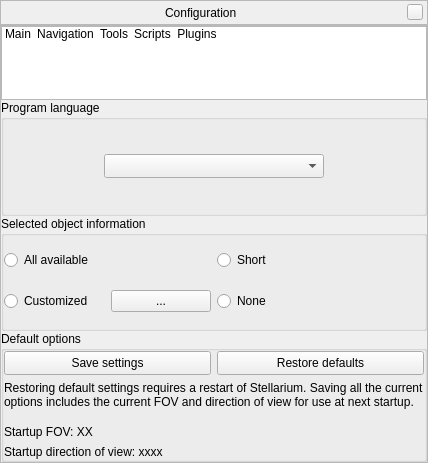
Before: the Qt Designer form src/gui/configurationDialog.ui in 519984307/stellarium_src, drawn with Qt 5.
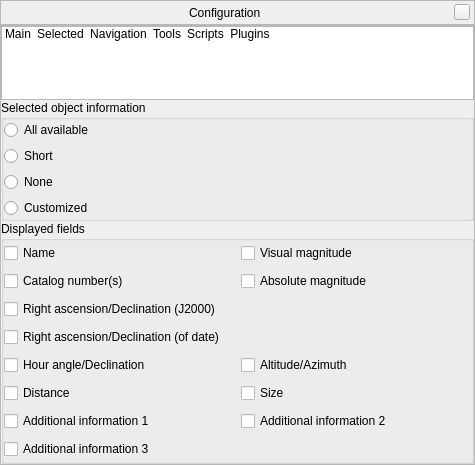
After: the same form once the commit is applied. The open tabs and pages were chosen to show the change. Icons and pictures are not drawn. Custom widgets are drawn as their Qt base class.

Commit message: added "selected object info" tab to .ui (no code); removed pushButtonCustomInfoDialog

The edit to the form file:
```diff
--- a/src/gui/configurationDialog.ui
+++ b/src/gui/configurationDialog.ui
@@ -6,8 +6,8 @@
    <rect>
     <x>0</x>
     <y>0</y>
-    <width>428</width>
-    <height>463</height>
+    <width>475</width>
+    <height>465</height>
    </rect>
   </property>
   <property name="styleSheet">
@@ -189,93 +189,6 @@
             </layout>
            </widget>
           </item>
-          <item>
-           <widget class="QGroupBox" name="groupBox_4">
-            <property name="sizePolicy">
-             <sizepolicy hsizetype="Expanding" vsizetype="Preferred">
-              <horstretch>0</horstretch>
-              <verstretch>0</verstretch>
-             </sizepolicy>
-            </property>
-            <property name="font">
-             <font>
-              <weight>50</weight>
-              <bold>false</bold>
-              <kerning>true</kerning>
-             </font>
-            </property>
-            <property name="title">
-             <string>Selected object information</string>
-            </property>
-            <layout class="QVBoxLayout" name="verticalLayout_5">
-             <property name="margin">
-              <number>0</number>
-             </property>
-             <item>
-              <layout class="QHBoxLayout" name="horizontalLayout_13">
-               <item>
-                <widget class="QRadioButton" name="allSelectedInfoRadio">
-                 <property name="toolTip">
-                  <string>Display all information available</string>
-                 </property>
-                 <property name="text">
-                  <string>All available</string>
-                 </property>
-                </widget>
-               </item>
-               <item>
-                <widget class="QRadioButton" name="briefSelectedInfoRadio">
-                 <property name="toolTip">
-                  <string>Display less information</string>
-                 </property>
-                 <property name="text">
-                  <string>Short</string>
-                 </property>
-                </widget>
-               </item>
-              </layout>
-             </item>
-             <item>
-              <layout class="QHBoxLayout" name="horizontalLayout_14">
-               <item>
-                <layout class="QHBoxLayout" name="horizontalLayout_16">
-                 <item>
-                  <widget class="QRadioButton" name="customSelectedInfoRadio">
-                   <property name="toolTip">
-                    <string>Display user settings information</string>
-                   </property>
-                   <property name="text">
-                    <string>Customized</string>
-                   </property>
-                  </widget>
-                 </item>
-                 <item>
-                  <widget class="QPushButton" name="pushButtonCustomInfoDialog">
-                   <property name="enabled">
-                    <bool>true</bool>
-                   </property>
-                   <property name="text">
-                    <string notr="true">...</string>
-                   </property>
-                  </widget>
-                 </item>
-                </layout>
-               </item>
-               <item>
-                <widget class="QRadioButton" name="noSelectedInfoRadio">
-                 <property name="toolTip">
-                  <string>Display no information</string>
-                 </property>
-                 <property name="text">
-                  <string>None</string>
-                 </property>
-                </widget>
-               </item>
-              </layout>
-             </item>
-            </layout>
-           </widget>
-          </item>
           <item>
            <widget class="QGroupBox" name="groupBox_6">
             <property name="sizePolicy">
@@ -405,6 +318,204 @@
           </item>
          </layout>
         </widget>
+        <widget class="QWidget" name="pageSelectedObjectInfo">
+         <layout class="QVBoxLayout" name="verticalLayout_2">
+          <property name="spacing">
+           <number>0</number>
+          </property>
+          <property name="margin">
+           <number>0</number>
+          </property>
+          <item>
+           <widget class="QGroupBox" name="groupBox_4">
+            <property name="sizePolicy">
+             <sizepolicy hsizetype="Expanding" vsizetype="Preferred">
+              <horstretch>0</horstretch>
+              <verstretch>0</verstretch>
+             </sizepolicy>
+            </property>
+            <property name="title">
+             <string>Selected object information</string>
+            </property>
+            <layout class="QVBoxLayout" name="verticalLayout_5">
+             <property name="margin">
+              <number>0</number>
+             </property>
+             <item>
+              <widget class="QRadioButton" name="allSelectedInfoRadio">
+               <property name="toolTip">
+                <string>Display all information available</string>
+               </property>
+               <property name="text">
+                <string>All available</string>
+               </property>
+              </widget>
+             </item>
+             <item>
+              <widget class="QRadioButton" name="briefSelectedInfoRadio">
+               <property name="toolTip">
+                <string>Display less information</string>
+               </property>
+               <property name="text">
+                <string>Short</string>
+               </property>
+              </widget>
+             </item>
+             <item>
+              <widget class="QRadioButton" name="noSelectedInfoRadio">
+               <property name="toolTip">
+                <string>Display no information</string>
+               </property>
+               <property name="text">
+                <string>None</string>
+               </property>
+              </widget>
+             </item>
+             <item>
+              <widget class="QRadioButton" name="customSelectedInfoRadio">
+               <property name="toolTip">
+                <string>Display user settings information</string>
+               </property>
+               <property name="text">
+                <string>Customized</string>
+               </property>
+              </widget>
+             </item>
+            </layout>
+           </widget>
+          </item>
+          <item>
+           <widget class="QGroupBox" name="groupBoxDisplayedFields">
+            <property name="sizePolicy">
+             <sizepolicy hsizetype="Preferred" vsizetype="Expanding">
+              <horstretch>0</horstretch>
+              <verstretch>0</verstretch>
+             </sizepolicy>
+            </property>
+            <property name="title">
+             <string>Displayed fields</string>
+            </property>
+            <layout class="QGridLayout" name="gridLayoutDisplayedFields">
+             <property name="margin">
+              <number>0</number>
+             </property>
+             <item row="0" column="0">
+              <widget class="QCheckBox" name="checkBoxName">
+               <property name="text">
+                <string>Name</string>
+               </property>
+              </widget>
+             </item>
+             <item row="6" column="0">
+              <widget class="QCheckBox" name="checkBoxHourAngle">
+               <property name="toolTip">
+                <string>Topocentric equatorial coordinates</string>
+               </property>
+               <property name="text">
+                <string>Hour angle/Declination</string>
+               </property>
+              </widget>
+             </item>
+             <item row="5" column="0" colspan="2">
+              <widget class="QCheckBox" name="checkBoxRaDecOfDate">
+               <property name="toolTip">
+                <string>Geocentric equatorial coordinates, equinox of date</string>
+               </property>
+               <property name="text">
+                <string>Right ascension/Declination (of date)</string>
+               </property>
+              </widget>
+             </item>
+             <item row="0" column="1">
+              <widget class="QCheckBox" name="checkBoxVisualMag">
+               <property name="text">
+                <string>Visual magnitude</string>
+               </property>
+              </widget>
+             </item>
+             <item row="11" column="0" colspan="2">
+              <widget class="QCheckBox" name="checkBox_3">
+               <property name="text">
+                <string>Additional information 3</string>
+               </property>
+              </widget>
+             </item>
+             <item row="6" column="1">
+              <widget class="QCheckBox" name="checkBoxAltAz">
+               <property name="toolTip">
+                <string>Horizontal coordinates</string>
+               </property>
+               <property name="text">
+                <string>Altitude/Azimuth</string>
+               </property>
+              </widget>
+             </item>
+             <item row="1" column="1">
+              <widget class="QCheckBox" name="checkBoxAbsoluteMag">
+               <property name="text">
+                <string>Absolute magnitude</string>
+               </property>
+              </widget>
+             </item>
+             <item row="9" column="1">
+              <widget class="QCheckBox" name="checkBox_2">
+               <property name="toolTip">
+                <string/>
+               </property>
+               <property name="text">
+                <string>Additional information 2</string>
+               </property>
+              </widget>
+             </item>
+             <item row="1" column="0">
+              <widget class="QCheckBox" name="checkBoxCatalogNumbers">
+               <property name="text">
+                <string>Catalog number(s)</string>
+               </property>
+              </widget>
+             </item>
+             <item row="4" column="0" colspan="2">
+              <widget class="QCheckBox" name="checkBoxRaDecJ2000">
+               <property name="toolTip">
+                <string>Geocentric equatorial coordinates, equinox of J2000.0</string>
+               </property>
+               <property name="text">
+                <string>Right ascension/Declination (J2000)</string>
+               </property>
+              </widget>
+             </item>
+             <item row="9" column="0">
+              <widget class="QCheckBox" name="checkBox">
+               <property name="toolTip">
+                <string>Spectral class, nebula type, etc.</string>
+               </property>
+               <property name="text">
+                <string>Additional information 1</string>
+               </property>
+              </widget>
+             </item>
+             <item row="8" column="0">
+              <widget class="QCheckBox" name="checkBoxDistance">
+               <property name="text">
+                <string>Distance</string>
+               </property>
+              </widget>
+             </item>
+             <item row="8" column="1">
+              <widget class="QCheckBox" name="checkBoxSize">
+               <property name="toolTip">
+                <string>Angular or physical size</string>
+               </property>
+               <property name="text">
+                <string>Size</string>
+               </property>
+              </widget>
+             </item>
+            </layout>
+           </widget>
+          </item>
+         </layout>
+        </widget>
         <widget class="QWidget" name="page_2">
          <layout class="QVBoxLayout" name="verticalLayout_11">
           <property name="spacing">
@@ -1129,6 +1240,18 @@
           </iconset>
          </property>
         </item>
+        <item>
+         <property name="text">
+          <string>Selected</string>
+         </property>
+         <property name="toolTip">
+          <string>Selected object information</string>
+         </property>
+         <property name="icon">
+          <iconset resource="../../data/gui/guiRes.qrc">
+           <normaloff>:/graphicGui/tabicon-info.png</normaloff>:/graphicGui/tabicon-info.png</iconset>
+         </property>
+        </item>
         <item>
          <property name="text">
           <string>Navigation</string>
```
Left out of the diff: 55 changed lines with no effect on the pictures. The commit also changes 1 other file.
